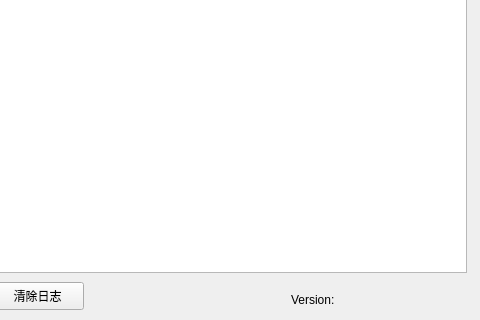
Qt form vcutter.ui (choueric/vcutter) before a commit; both pictures show x 609 to 1089 and y 398 to 718 of the 1089 by 718 pixel window.
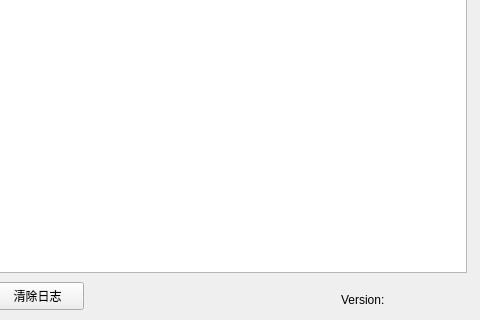
The same form after that commit.

Commit message: remove libffmpeg to fetch video information.

Patch:
```diff
--- a/vcutter.ui
+++ b/vcutter.ui
@@ -128,7 +128,7 @@
    <widget class="QLabel" name="versionLabel">
     <property name="geometry">
      <rect>
-      <x>900</x>
+      <x>950</x>
       <y>690</y>
       <width>121</width>
       <height>16</height>
```
The commit also changes 2 other files.
